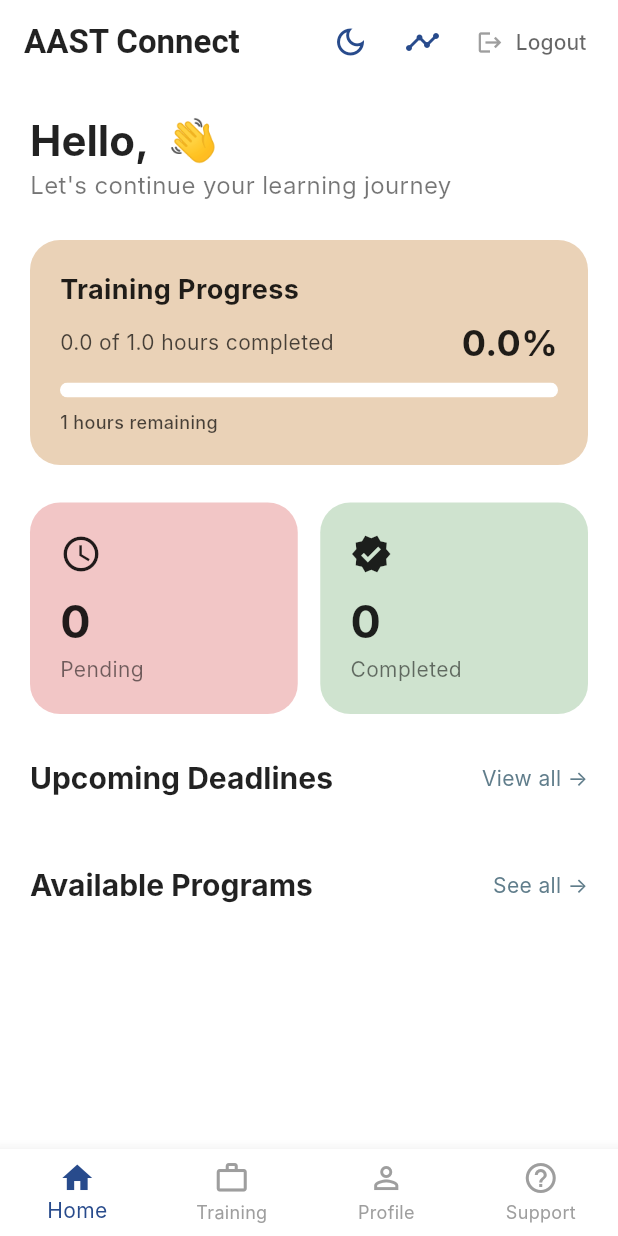
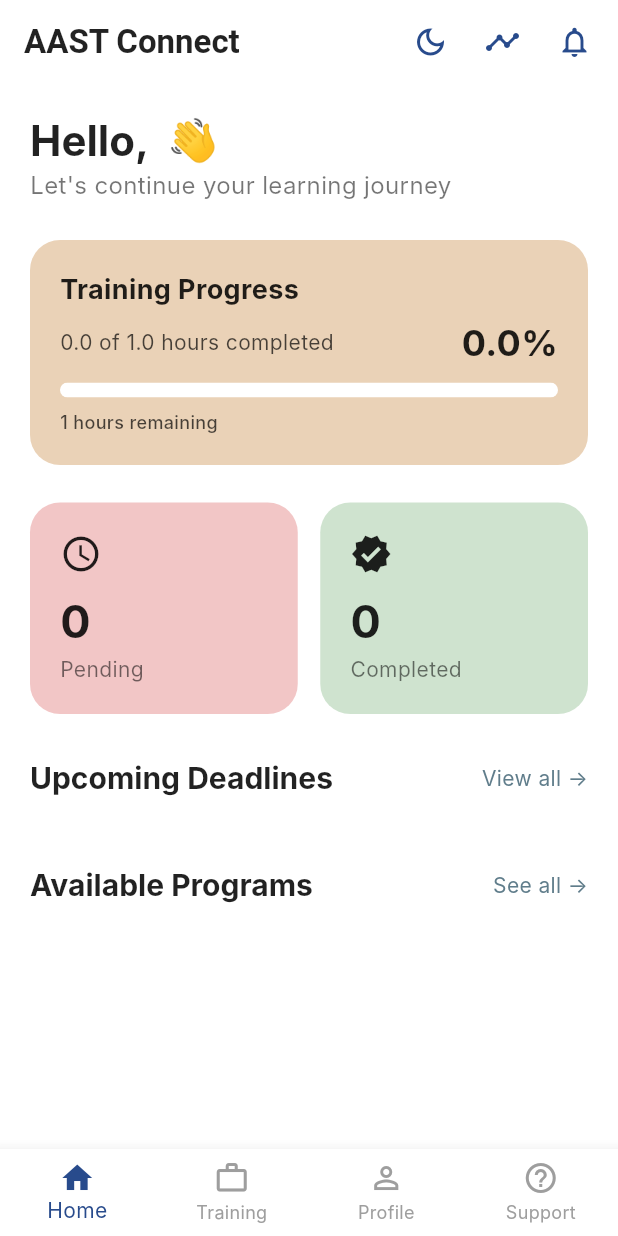
Before and after one commit to Mazen-Senary/AAST-CONNECT, a Flutter app: the screen it shows after launch, on a phone screen of 412 x 824 dp. Run offline on Flutter 3.47's test engine with Material 3 defaults, Android fonts, the phone set to English and light mode, and no system bars; our stand-ins replace awesome_snackbar_content, file_picker, shared_preferences, supabase_flutter; accounts and stored records are empty; Roboto replaces fonts that are missing (Inter); statements that could not run were skipped.

Commit message:
feat: add notification system with real-time updates and consistent app bar
- Implement NotificationService with Supabase Realtime
- Create notification screen with full history and pull-to-refresh
- Add database triggers for auto-notifications (approvals, rejections, vacancies)
- Standardize app bar: dark mode → tracking → bell → logout
- Smart timestamp formatting and color-coded notifications

```diff
--- a/lib/main.dart
+++ b/lib/main.dart
@@ -1,13 +1,16 @@
 import 'package:flutter/material.dart';
 import 'package:supabase_flutter/supabase_flutter.dart';
 import 'package:provider/provider.dart';
+import 'package:awesome_snackbar_content/awesome_snackbar_content.dart';
 
 import 'student/screens/student_home.dart';
 import 'student/screens/student_opportunities.dart';
 import 'student/screens/student_profile.dart';
 import 'student/screens/student_support.dart';
+import 'student/screens/student_notifications.dart';
 import 'supabase_config.dart';
 import 'services/theme_provider.dart';
+import 'services/notification_service.dart';
 
 void main() async {
   WidgetsFlutterBinding.ensureInitialized();
@@ -51,6 +54,60 @@
 class _MainNavigationState extends State<MainNavigation> {
   int _currentIndex = 0;
   int _previousIndex = 0; // track previous tab
+  int _unreadCount = 0;
+  late final RealtimeChannel _notifChannel;
+  final NotificationService _notificationService = NotificationService();
+  final int _studentId = 5; // Replace with actual userId when auth is implemented
+
+  @override
+  void initState() {
+    super.initState();
+    _loadUnreadCount();
+    _listenForNotifications();
+  }
+
+  Future<void> _loadUnreadCount() async {
+    try {
+      final count = await _notificationService.getUnreadCount(_studentId);
+      setState(() => _unreadCount = count);
+    } catch (e) {
+      print('Error loading unread count: $e');
+    }
+  }
+
+  void _listenForNotifications() {
+    _notifChannel =
+        _notificationService.listenToNotifications(_studentId, (payload) {
+      setState(() => _unreadCount++);
+
+      // Show snackbar with notification
+      if (mounted) {
+        final message = payload['message'] ?? 'New notification';
+        ScaffoldMessenger.of(context).showSnackBar(
+          SnackBar(
+            margin: const EdgeInsets.all(16),
+            behavior: SnackBarBehavior.floating,
+            backgroundColor: Colors.transparent,
+            elevation: 0,
+            content: AwesomeSnackbarContent(
+              title: 'New Notification',
+              message: message,
+              contentType: ContentType.success,
+            ),
+            action: SnackBarAction(
+              label: 'View',
+              onPressed: () => Navigator.push(
+                context,
+                MaterialPageRoute(
+                  builder: (_) => const StudentNotificationsScreen(),
+                ),
+              ),
+            ),
+          ),
+        );
+      }
+    });
+  }
 
   void _goToTraining() {
     setState(() {
@@ -59,12 +116,21 @@
   }
 
   @override
+  void dispose() {
+    _notifChannel.unsubscribe();
+    super.dispose();
+  }
+
+  @override
   Widget build(BuildContext context) {
     return Scaffold(
       body: IndexedStack(
         index: _currentIndex,
         children: [
-          StudentHome(onSeeAll: _goToTraining),
+          StudentHome(
+            onSeeAll: _goToTraining,
+            unreadNotificationCount: _unreadCount,
+          ),
           const StudentOpportunities(),
           // pass shouldRefresh=true when switching TO profile tab
           StudentProfile(shouldRefresh: _currentIndex == 2 && _previousIndex != 2),
--- a/lib/student/screens/student_home.dart
+++ b/lib/student/screens/student_home.dart
@@ -16,10 +16,16 @@
 import '../../widgets/opportunities_wigdet/student_opportunities_details_modal.dart';
 import '../../services/vacancy_service.dart';
 import 'student_tracking.dart';
+import 'student_notifications.dart';
 
 class StudentHome extends StatefulWidget {
   final VoidCallback onSeeAll;
-  const StudentHome({super.key, required this.onSeeAll});
+  final int unreadNotificationCount;
+  const StudentHome({
+    super.key,
+    required this.onSeeAll,
+    this.unreadNotificationCount = 0,
+  });
   @override
   State<StudentHome> createState() => _StudentHomeState();
 }
@@ -430,13 +436,8 @@
       backgroundColor: Theme.of(context).colorScheme.surface,
       appBar: AppBarWithLogout(
         title: "AAST Connect",
-        additionalActions: [
-          IconButton(
-            tooltip: 'Open tracking',
-            onPressed: () => _openTracking(initialTabIndex: 0),
-            icon: const Icon(Icons.timeline),
-          ),
-        ],
+        unreadNotificationCount: widget.unreadNotificationCount,
+        onTimelinePressed: () => _openTracking(initialTabIndex: 0),
       ),
       body: _isLoading
           ? const Center(child: CircularProgressIndicator())
--- a/lib/widgets/app_bar_with_logout.dart
+++ b/lib/widgets/app_bar_with_logout.dart
@@ -1,16 +1,22 @@
 import 'package:flutter/material.dart';
-import 'theme_toggle_button.dart';
+import 'package:provider/provider.dart';
+import '../services/theme_provider.dart';
+import '../student/screens/student_notifications.dart';
 
 class AppBarWithLogout extends StatelessWidget implements PreferredSizeWidget {
   final String title;
   final VoidCallback? onLogout;
   final List<Widget>? additionalActions;
+  final int unreadNotificationCount;
+  final VoidCallback? onTimelinePressed;
 
   const AppBarWithLogout({
     super.key,
     required this.title,
     this.onLogout,
     this.additionalActions,
+    this.unreadNotificationCount = 0,
+    this.onTimelinePressed,
   });
 
   @override
@@ -27,20 +33,79 @@
         ),
       ),
       actions: [
-        const ThemeToggleButton(),
+        // 1. Dark Mode Toggle
+        IconButton(
+          icon: Icon(
+            Provider.of<ThemeProvider>(context).isDark
+                ? Icons.light_mode_outlined
+                : Icons.dark_mode_outlined,
+            color: Theme.of(context).colorScheme.primary,
+          ),
+          onPressed: () {
+            Provider.of<ThemeProvider>(context, listen: false).toggleTheme();
+          },
+        ),
+
+        // 2. Timeline Icon (Tracking)
+        if (onTimelinePressed != null)
+          IconButton(
+            tooltip: 'Tracking',
+            onPressed: onTimelinePressed,
+            icon: const Icon(Icons.timeline),
+          ),
+
+        // 3. Bell Icon (Notifications)
+        Stack(
+          children: [
+            IconButton(
+              tooltip: 'Notifications',
+              onPressed: () => Navigator.push(
+                context,
+                MaterialPageRoute(
+                  builder: (_) => const StudentNotificationsScreen(),
+                ),
+              ),
+              icon: const Icon(Icons.notifications_outlined),
+            ),
+            if (unreadNotificationCount > 0)
+              Positioned(
+                right: 8,
+                top: 8,
+                child: Container(
+                  padding: const EdgeInsets.all(4),
+                  decoration: BoxDecoration(
+                    color: Colors.red,
+                    shape: BoxShape.circle,
+                  ),
+                  constraints: const BoxConstraints(
+                    minWidth: 16,
+                    minHeight: 16,
+                  ),
+                  child: Text(
+                    unreadNotificationCount > 99
+                        ? '99+'
+                        : unreadNotificationCount.toString(),
+                    style: const TextStyle(
+                      color: Colors.white,
+                      fontSize: 9,
+                      fontWeight: FontWeight.bold,
+                    ),
+                    textAlign: TextAlign.center,
+                  ),
+                ),
+              ),
+          ],
+        ),
+
+        // 4. Logout Button
+        if (onLogout != null)
+          IconButton(
+            icon: const Icon(Icons.logout, color: Colors.red),
+            tooltip: 'Logout',
+            onPressed: onLogout,
+          ),
+
         if (additionalActions != null) ...additionalActions!,
-        TextButton.icon(
-          onPressed: onLogout ?? () {
-            // Default logout logic
-          },
-          icon: const Icon(Icons.logout, color: Colors.grey, size: 18),
-          label: Text(
-            "Logout",
-            style: TextStyle(
-              color: Theme.of(context).colorScheme.onSurface.withOpacity(0.6),
-            ),
-          ),
-        ),
         const SizedBox(width: 5),
       ],
     );
```
Also changed, not shown: lib/services/notification_service.dart (added, +179 -0 lines), lib/student/screens/student_notifications.dart (added, +243 -0 lines), lib/student/screens/student_opportunities.dart (+14 -1 lines), lib/student/screens/student_profile.dart (+42 -29 lines), lib/student/screens/student_support.dart (+14 -34 lines).
